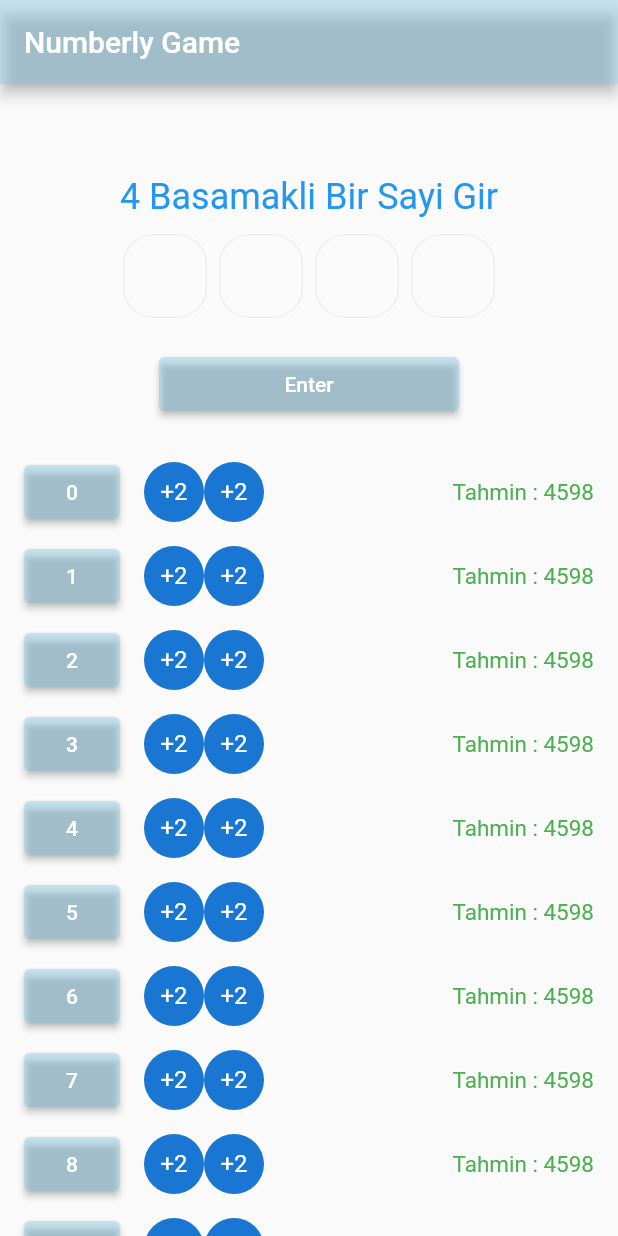
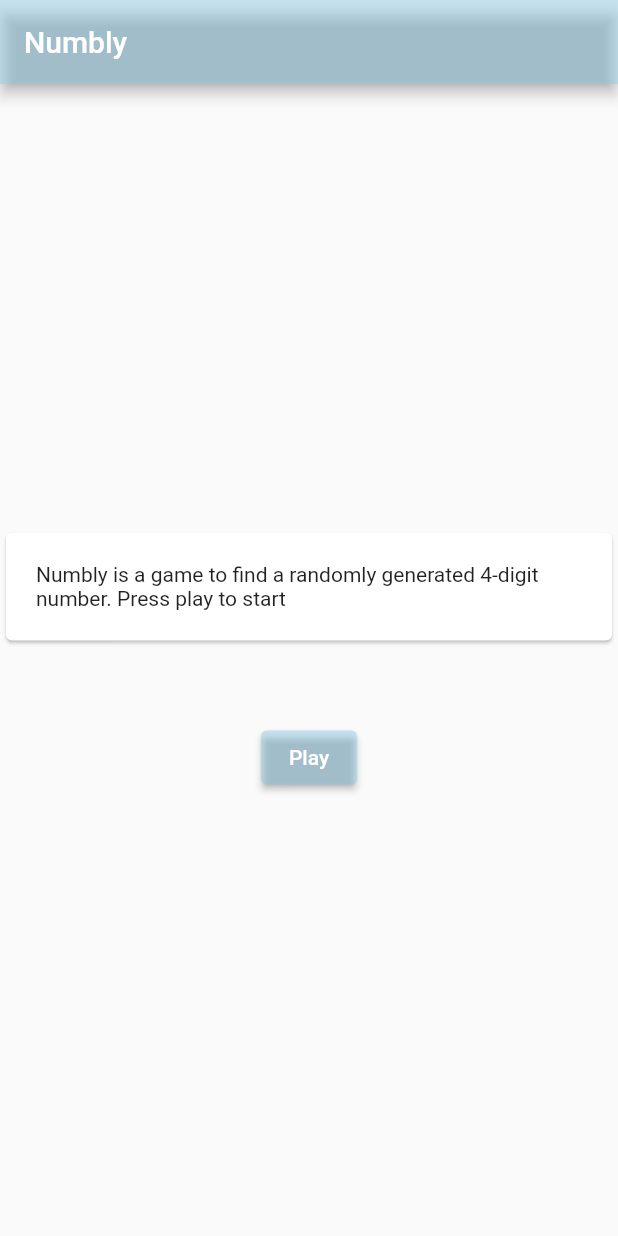
Before and after one commit to aycabadem/numbly, a Flutter app: the screen it shows after launch, on a phone screen of 412 x 824 dp. Run offline on Flutter 3.47's test engine with Material 2 defaults, Android fonts, the phone set to English and light mode, and no system bars; drawn by our look-alikes of pinput.

Commit message:
random number

```diff
--- a/lib/main.dart
+++ b/lib/main.dart
@@ -1,6 +1,7 @@
 import 'package:flutter/material.dart';
+import 'package:sayiciklar/pages/enter_page.dart';
 
-import 'home_page.dart';
+import 'pages/home_page.dart';
 
 void main() {
   runApp(const MyApp());
@@ -20,7 +21,8 @@ class MyApp extends StatelessWidget {
           secondary: const Color.fromARGB(97, 2, 53, 77),
         ),
       ),
-      home: const MyHomePage(title: 'Numberly Game'),
+      home: EnterPage(),
+      //const MyHomePage(title: 'Numberly Game'),
     );
   }
 }
--- /dev/null
+++ b/lib/pages/enter_page.dart
@@ -0,0 +1,65 @@
+import 'package:flutter/material.dart';
+import 'package:sayiciklar/pages/home_page.dart';
+import 'dart:math';
+
+class EnterPage extends StatefulWidget {
+  const EnterPage({Key? key}) : super(key: key);
+
+  @override
+  State<EnterPage> createState() => _EnterPageState();
+}
+
+class _EnterPageState extends State<EnterPage> {
+  @override
+  Widget build(BuildContext context) {
+    return Scaffold(
+      appBar: AppBar(title: Text('Numbly')),
+      body: Center(
+        child: Column(
+          mainAxisAlignment: MainAxisAlignment.center,
+          children: [
+            Card(
+              child: Padding(
+                padding: const EdgeInsets.all(20),
+                child: Text(
+                    'Numbly is a game to find a randomly generated 4-digit number. Press play to start'),
+              ),
+            ),
+            SizedBox(
+              height: 50,
+            ),
+            ElevatedButton(
+              onPressed: () {
+                //setState(() {});
+                Navigator.of(context).push(MaterialPageRoute(
+                    builder: (context) => MyHomePage(
+                          title: 'Numbly',
+                          random: randomNumber(),
+                        )));
+              },
+              child: Text('Play'),
+            )
+          ],
+        ),
+      ),
+    );
+  }
+
+  List<int> randomNumber() {
+    final List<int> randomNum = [];
+
+    Random random = Random();
+
+    for (int i = 0; i < 4; i++) {
+      int random1 = random.nextInt(10);
+      if (randomNum.contains(random1) || random1 == 0) {
+        return randomNumber();
+      }
+      randomNum.add(random1);
+    }
+
+    debugPrint(randomNum.toString());
+
+    return randomNum;
+  }
+}
```
Also changed, not shown: lib/logic.dart (+6 -6 lines), lib/pages/home_page.dart (renamed from lib/home_page.dart, +7 -2 lines).
